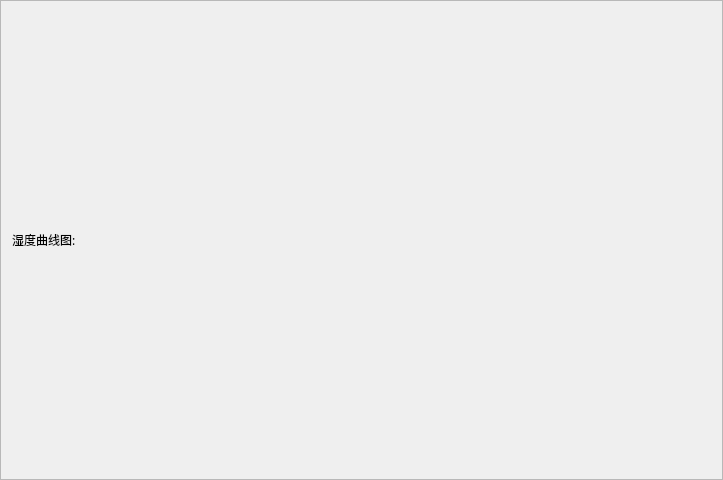
Old version of the form hfIIMS/src/hfwetdisplay.ui in the repository lijingping/hfIIMS.
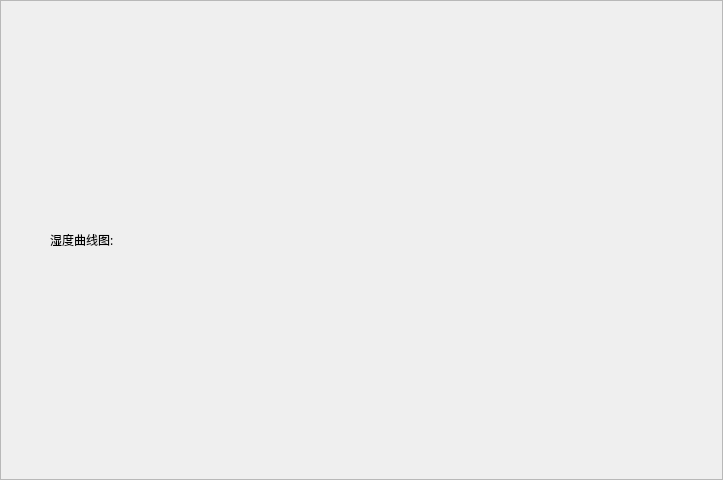
New version of the form.

Diff of the .ui file:
```diff
--- a/hfIIMS/src/hfwetdisplay.ui
+++ b/hfIIMS/src/hfwetdisplay.ui
@@ -28,11 +28,53 @@
    <item>
     <layout class="QVBoxLayout" name="verticalLayout">
      <item>
-      <widget class="QLabel" name="wet_display_hint">
-       <property name="text">
-        <string>湿度曲线图:</string>
-       </property>
-      </widget>
+      <layout class="QHBoxLayout" name="horizontalLayout">
+       <item>
+        <widget class="QLabel" name="wet_icon">
+         <property name="minimumSize">
+          <size>
+           <width>32</width>
+           <height>48</height>
+          </size>
+         </property>
+         <property name="maximumSize">
+          <size>
+           <width>32</width>
+           <height>48</height>
+          </size>
+         </property>
+         <property name="text">
+          <string/>
+         </property>
+        </widget>
+       </item>
+       <item>
+        <widget class="QLabel" name="wet_display_hint">
+         <property name="text">
+          <string>湿度曲线图:</string>
+         </property>
+        </widget>
+       </item>
+       <item>
+        <widget class="QLabel" name="set">
+         <property name="minimumSize">
+          <size>
+           <width>35</width>
+           <height>33</height>
+          </size>
+         </property>
+         <property name="maximumSize">
+          <size>
+           <width>35</width>
+           <height>33</height>
+          </size>
+         </property>
+         <property name="text">
+          <string/>
+         </property>
+        </widget>
+       </item>
+      </layout>
      </item>
     </layout>
    </item>
```
